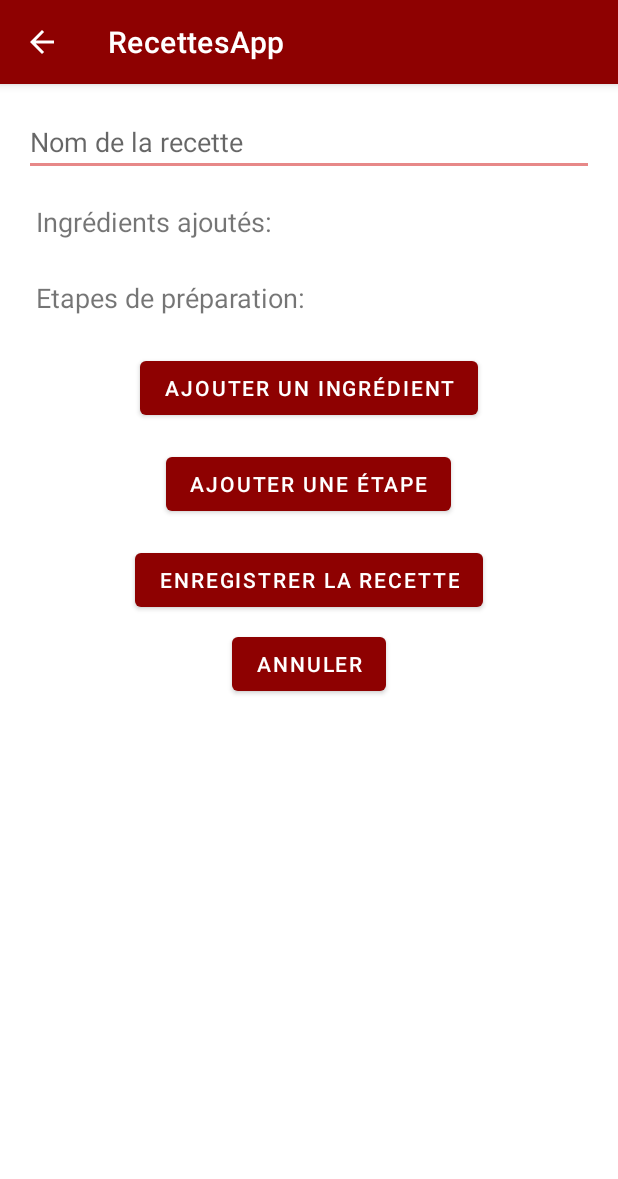
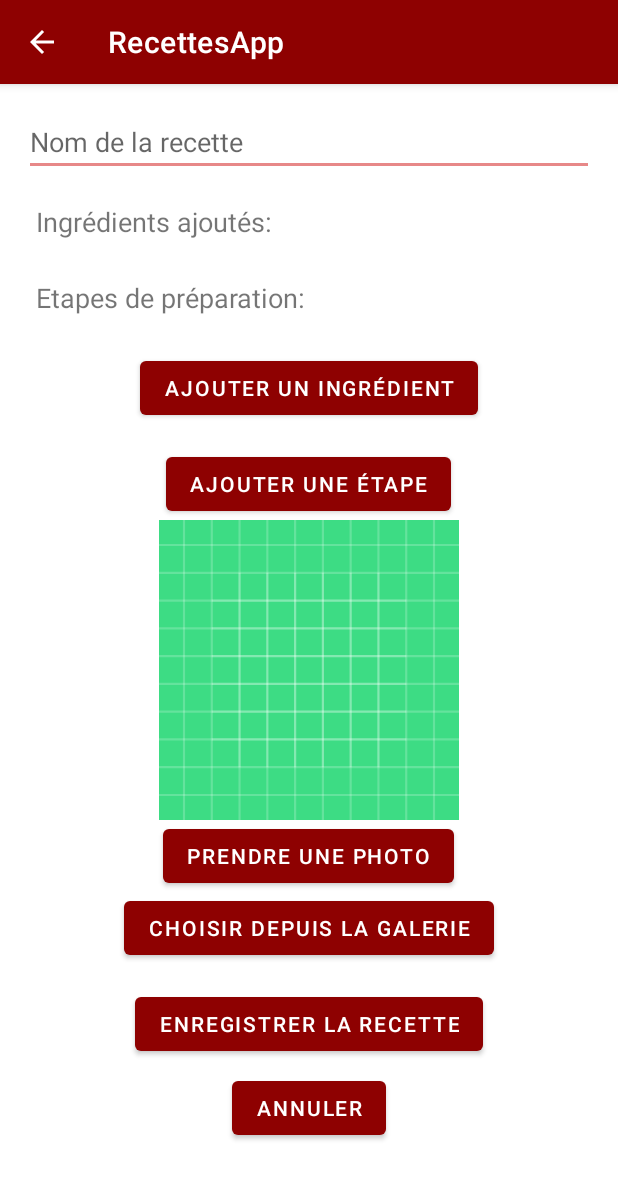
Before and after one commit to Zakuro89/AndroidApp, an Android app: the screen it shows after launch (AjouterRecette), after a tap on an icon or button, on a phone screen of 412 x 824 dp. Shown: the top 1179 px of the screen. Run offline under Robolectric (Android 15) with nearby library versions, the phone set to English and light mode, and no system bars; our stand-ins replace Room's generated code.

Commit message:
prise de photo + chemin dans la BDD

```diff
--- a/app/src/main/java/com/example/epsi1/activity/MainActivity.kt
+++ b/app/src/main/java/com/example/epsi1/activity/MainActivity.kt
@@ -4,8 +4,10 @@ package com.example.epsi1.activity
 import android.content.Intent
 import android.os.Bundle
 import android.provider.ContactsContract.CommonDataKinds.Website
+import android.view.View
 import android.widget.ArrayAdapter
 import android.widget.GridView
+import android.widget.TextView
 import androidx.appcompat.app.AppCompatActivity
 import com.example.epsi1.R
 import com.example.epsi1.adapter.RecetteAdapter
@@ -49,7 +51,6 @@ class MainActivity : AppCompatActivity() {
         }
 
 
-
     }
 
     override fun onResume() {
@@ -63,6 +64,18 @@ class MainActivity : AppCompatActivity() {
             val recettes = recetteDao.getAllRecettes()
 
             withContext(Dispatchers.Main) {
+                if (recettes.isNotEmpty()) {
+                    findViewById<com.google.android.material.card.MaterialCardView>(R.id.cardRecipeAll).visibility =
+                        View.VISIBLE
+
+                    findViewById<TextView>(R.id.noRecipeAlert).visibility = View.INVISIBLE
+
+                } else {
+                    findViewById<TextView>(R.id.noRecipeAlert).visibility = View.VISIBLE
+                }
+
+
+
                 recipesList.clear()
                 recipesList.addAll(recettes)
                 recipeAdapter.notifyDataSetChanged()
--- a/app/src/main/java/com/example/epsi1/db/database/RecetteDataBase.kt
+++ b/app/src/main/java/com/example/epsi1/db/database/RecetteDataBase.kt
@@ -1,10 +1,11 @@
 package com.example.epsi1.db.database
 
-import android.app.Application
 import android.content.Context
 import androidx.room.Database
 import androidx.room.Room
 import androidx.room.RoomDatabase
+import androidx.room.migration.Migration
+import androidx.sqlite.db.SupportSQLiteDatabase
 import com.example.epsi1.db.dao.EtapeDao
 import com.example.epsi1.db.dao.IngredientDao
 import com.example.epsi1.db.dao.RecetteDao
@@ -12,7 +13,7 @@ import com.example.epsi1.model.Etape
 import com.example.epsi1.model.Ingredient
 import com.example.epsi1.model.Recette
 
-@Database(entities = [Recette::class, Ingredient::class, Etape::class], version = 1)
+@Database(entities = [Recette::class, Ingredient::class, Etape::class], version = 2)
 abstract class RecetteDatabase : RoomDatabase() {
 
     abstract fun recetteDao(): RecetteDao
@@ -22,10 +23,21 @@ abstract class RecetteDatabase : RoomDatabase() {
     companion object {
         private lateinit var INSTANCE: RecetteDatabase
 
+
+        val MIGRATION_1_2 = object : Migration(1, 2) {
+            override fun migrate(db: SupportSQLiteDatabase) {
+                db.execSQL("ALTER TABLE recipe_table ADD COLUMN img TEXT")
+            }
+        }
+
         @Synchronized
         fun getDatabase(context: Context): RecetteDatabase {
-            if(!::INSTANCE.isInitialized){
-                INSTANCE = Room.databaseBuilder(context, RecetteDatabase::class.java, "recette.db").build()
+            if (!::INSTANCE.isInitialized) {
+                INSTANCE =
+                    Room
+                        .databaseBuilder(context, RecetteDatabase::class.java, "recette.db")
+                        .addMigrations(MIGRATION_1_2)
+                        .build()
             }
             return INSTANCE
         }
--- a/app/src/main/java/com/example/epsi1/model/Recette.kt
+++ b/app/src/main/java/com/example/epsi1/model/Recette.kt
@@ -6,6 +6,7 @@ import androidx.room.PrimaryKey
 @Entity(tableName = "recipe_table")
 data class Recette(
     @PrimaryKey(autoGenerate = true) val id: Long = 0,
-    val title: String,
+    var title: String,
+    var img: String? = null,
 
     )
--- a/app/src/main/res/layout/activity_ajouter_recettes.xml
+++ b/app/src/main/res/layout/activity_ajouter_recettes.xml
@@ -1,8 +1,14 @@
 <?xml version="1.0" encoding="utf-8"?>
-<LinearLayout xmlns:android="http://schemas.android.com/apk/res/android"
+<ScrollView xmlns:android="http://schemas.android.com/apk/res/android"
+    xmlns:tools="http://schemas.android.com/tools"
     android:layout_width="match_parent"
-    android:layout_height="match_parent"
-    xmlns:tools="http://schemas.android.com/tools"
+    android:fillViewport="true"
+    android:layout_height="match_parent">
+
+
+    <LinearLayout
+        android:layout_width="match_parent"
+        android:layout_height="wrap_content"
         android:orientation="vertical"
         android:padding="16dp">
 
@@ -11,17 +17,16 @@
             android:layout_width="match_parent"
             android:layout_height="wrap_content"
             android:hint="@string/recipe_title_hint"
-        android:inputType="text"
-        />
+            android:inputType="text" />
 
         <TextView
             android:id="@+id/ingredientsList"
             android:layout_width="match_parent"
             android:layout_height="wrap_content"
+            android:layout_marginTop="10dp"
             android:padding="8dp"
             android:text="@string/added_ingredient"
-        android:textSize="18sp"
-        android:layout_marginTop="10dp"/>
+            android:textSize="18sp" />
 
         <ListView
             android:id="@+id/ingredientListView"
@@ -43,7 +48,7 @@
             android:id="@+id/stepListView"
             android:layout_width="match_parent"
             android:layout_height="wrap_content"
-        android:minHeight="45dp"
+            android:minHeight="450dp"
             tools:listitem="@layout/step_elements" />
 
         <Button
@@ -61,6 +66,29 @@
             android:layout_gravity="center_horizontal"
             android:layout_marginTop="16dp"
             android:text="@string/add_step" />
+
+        <ImageView
+            android:id="@+id/imagePreview"
+            android:layout_width="200dp"
+            android:layout_height="200dp"
+            android:layout_centerHorizontal="true"
+            android:layout_gravity="center_horizontal"
+            android:scaleType="centerCrop"
+            android:src="@drawable/ic_launcher_background" />
+
+        <Button
+            android:id="@+id/takePhotoButton"
+            android:layout_width="wrap_content"
+            android:layout_height="wrap_content"
+            android:layout_gravity="center_horizontal"
+            android:text="@string/take_photo" />
+
+        <Button
+            android:id="@+id/chooseFromGalleryButton"
+            android:layout_width="wrap_content"
+            android:layout_height="wrap_content"
+            android:layout_gravity="center_horizontal"
+            android:text="@string/choose_from_gallery" />
 
         <Button
             android:id="@+id/saveRecipeButton"
@@ -80,3 +108,4 @@
 
 
     </LinearLayout>
+</ScrollView>
--- a/app/src/main/res/values/strings.xml
+++ b/app/src/main/res/values/strings.xml
@@ -4,6 +4,7 @@
     <string name="title_text">Mes Recettes</string>
     <string name="add_recipe_button">+</string>
     <string name="button_clicked">Bouton cliqué !</string>
+    <string name="no_recipe">Aucune recette enregistrée !</string>
 
     <!--    Activité: ajouter une recette-->
     <string name="recipe_title_hint">Nom de la recette</string>
@@ -30,6 +31,8 @@
     <string name="step_description_hint">Description de l\'étape</string>
     <string name="step_hint">Description de l\'étape</string>
     <string name="add_step_button">Ajouter étape</string>
+    <string name="take_photo">Prendre une photo</string>
+    <string name="choose_from_gallery">Choisir depuis la galerie</string>
 
 
 </resources>
--- /dev/null
+++ b/app/src/main/res/xml/file_paths.xml
@@ -0,0 +1,4 @@
+<?xml version="1.0" encoding="utf-8"?>
+<paths xmlns:android="http://schemas.android.com/apk/res/android">
+    <external-files-path name="images" path="Pictures/" />
+</paths>
```
Also changed, not shown: app/src/main/AndroidManifest.xml (+17 -0 lines), app/src/main/java/com/example/epsi1/activity/AjouterRecette.kt (+98 -18 lines), app/src/main/res/layout/activity_main.xml (+12 -3 lines). Lines whose indentation alone changed are shown as unchanged.
